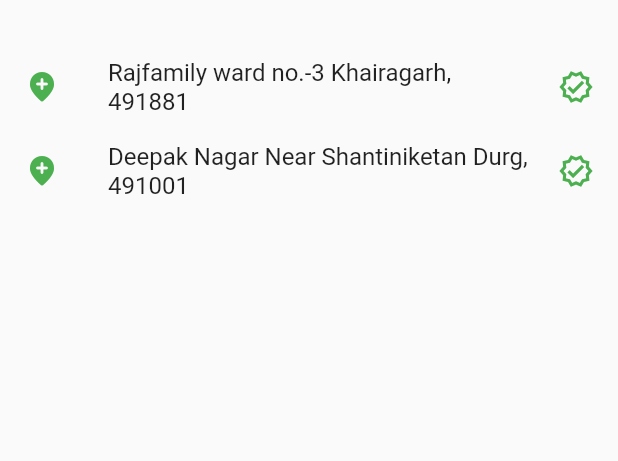
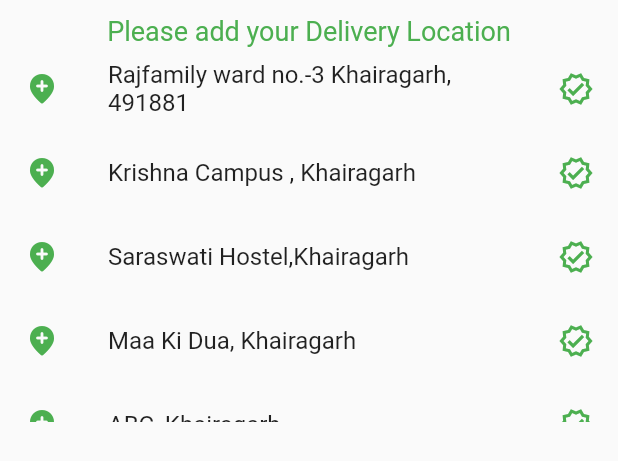
Before and after one commit to amanverma685/Project_Helios, a Flutter app: the LocationModalBottomSheet widget shown alone on an empty page, opened directly with empty values, on a phone screen of 412 x 824 dp. Shown: the top 461 px of the screen. Run offline on Flutter 3.47's test engine with Material 2 defaults, Android fonts, the phone set to English and light mode, and no system bars; our stand-ins replace cached_network_image, carousel_slider, firebase_auth, firebase_core, flutter_spinkit, google_sign_in and 3 more; accounts and stored records are empty; network calls fail.

Commit message:
new changes

```diff
--- a/lib/Constants/Constants.dart
+++ b/lib/Constants/Constants.dart
@@ -166,7 +166,12 @@ List products = [
 
 List locationList = [
   'Rajfamily ward no.-3 Khairagarh, 491881',
-  'Deepak Nagar Near Shantiniketan Durg, 491001'
+  'Krishna Campus , Khairagarh',
+  'Saraswati Hostel,Khairagarh',
+  'Maa Ki Dua, Khairagarh ',
+  'ABC, Khairagarh',
+  'Amlipara Khairagarh',
+  'Dauchaura, Khairagarh'
 ];
 
 List previousOrdersList = ['aman', 'sh'];
--- a/lib/Screens/HomeScreen/HomeScreen.dart
+++ b/lib/Screens/HomeScreen/HomeScreen.dart
@@ -44,7 +44,6 @@ class _HomeScreenState extends State<HomeScreen> {
                 titles: titles,
               ),
             ),
-            //TODO
             // Expansiontile(), Tile To add Address
 
             Padding(
--- a/lib/Screens/OffersScreen/OffersScreen.dart
+++ b/lib/Screens/OffersScreen/OffersScreen.dart
@@ -8,7 +8,6 @@ class OffersScreen extends StatefulWidget {
   _OffersScreenState createState() => _OffersScreenState();
 }
 
-//TODO
 class _OffersScreenState extends State<OffersScreen> {
   @override
   Widget build(BuildContext context) {
--- a/lib/Screens/SignIn/PhoneOTPAuthentication/OTPScreen.dart
+++ b/lib/Screens/SignIn/PhoneOTPAuthentication/OTPScreen.dart
@@ -29,7 +29,7 @@ class _OTPScreenState extends State<OTPScreen> {
     return Scaffold(
       key: _snackBarKey,
       appBar: AppBar(
-        title: Text('OTP Verification'),
+        title: Text('Verifying your OTP'),
       ),
       body: Column(
         children: [
@@ -154,14 +154,14 @@ class _OTPScreenState extends State<OTPScreen> {
             _verificationCode = verificationID;
           });
           showSnackBar(
-              context, "Verification code has been sent on your phone Number");
+              context, "Verification code has been sent on your Phone Number");
           startTimer();
         },
         codeAutoRetrievalTimeout: (String verificationID) {
           setState(() {
             _verificationCode = verificationID;
           });
-          showSnackBar(context, "Timed Out. Please Try again...");
+          showSnackBar(context, "Oops Timed Out. Please Try again...");
         },
         timeout: Duration(seconds: 60));
   }
--- a/lib/Screens/SplashScreen/Splash_Screen.dart
+++ b/lib/Screens/SplashScreen/Splash_Screen.dart
@@ -26,7 +26,7 @@ class _SplashScreenState extends State<SplashScreen> {
               backgroundColor: MaterialStateProperty.all(Colors.black),
               foregroundColor: MaterialStateProperty.all<Color>(Colors.white),
             ),
-            child: Text("Press Here To Get Started"),
+            child: Text("Get Set Goooo"),
             onPressed: () {
               Navigator.push(
                 context,
--- a/lib/Widgets/BestsellerGridViewWidget.dart
+++ b/lib/Widgets/BestsellerGridViewWidget.dart
@@ -3,8 +3,6 @@ import 'package:flutter/material.dart';
 import 'package:flutter_spinkit/flutter_spinkit.dart';
 import 'package:helios/Models/Get-All-Bestseller-Model.dart';
 import 'package:helios/Screens/ProductScreen/ProductScreen.dart';
-
-import 'CachedNetworkImageWidget.dart';
 
 class BestSellerGridViewWidget extends StatefulWidget {
   const BestSellerGridViewWidget({Key? key}) : super(key: key);
--- a/lib/Widgets/LocationModalBottomSheet.dart
+++ b/lib/Widgets/LocationModalBottomSheet.dart
@@ -25,9 +25,15 @@ class _LocationModalBottomSheetState extends State<LocationModalBottomSheet> {
         child: SingleChildScrollView(
           child: Column(
             children: <Widget>[
-              SizedBox(height: 30),
+              SizedBox(
+                height: 10,
+              ),
+              Text(
+                "Please add your Delivery Location",
+                style: TextStyle(color: Colors.green, fontSize: 18),
+              ),
               Container(
-                height: 200,
+                height: 250,
                 child: ListView.builder(
                   itemCount: locationList.length,
                   itemBuilder: (BuildContext context, int index) {
--- a/lib/Widgets/PreviousOrderItemsSideScrollWidget.dart
+++ b/lib/Widgets/PreviousOrderItemsSideScrollWidget.dart
@@ -1,7 +1,5 @@
-import 'package:cached_network_image/cached_network_image.dart';
 import 'package:flutter/cupertino.dart';
 import 'package:flutter/material.dart';
-import 'package:flutter_rating_bar/flutter_rating_bar.dart';
 import 'package:helios/Constants/Constants.dart';
 
 import 'CachedNetworkImageWidget.dart';
--- a/lib/main.dart
+++ b/lib/main.dart
@@ -45,12 +45,6 @@ class MyHomePage extends StatefulWidget {
 }
 
 class _MyHomePageState extends State<MyHomePage> {
-  // @override
-  // void initState() {
-  //   _read();
-  //   super.initState();
-  // }
-
   @override
   Widget build(BuildContext context) {
     return SplashScreen();
```
Also changed, not shown: lib/Screens/LandingScreen/LandingScreen.dart (+7 -7 lines).
